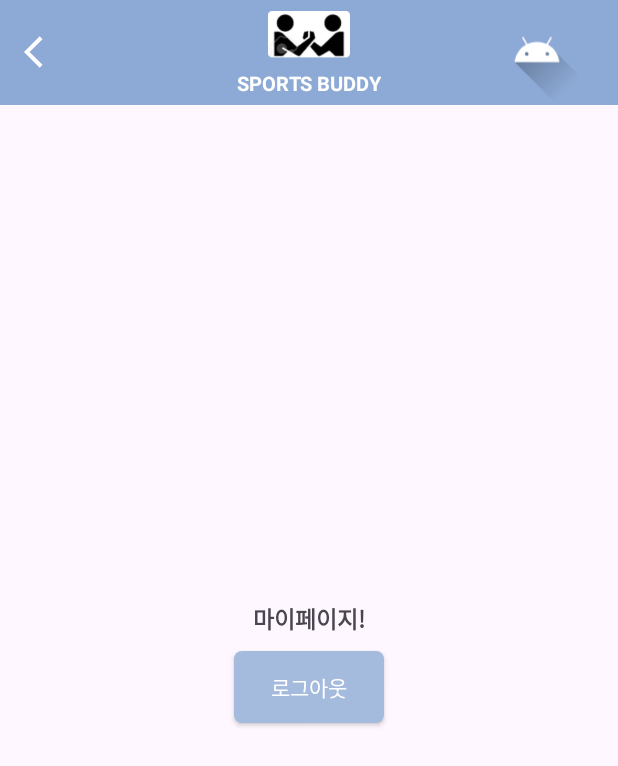
After one commit to t1nm1ksun/SportsBuddy, an Android app: the layout activity_mypage.xml on its own in the app's theme, with its tools: preview values and no code run, on a phone screen of 412 x 824 dp. The commit adds this screen. Shown: the top 766 px of the screen. Run offline under Robolectric (Android 15) with nearby library versions, the phone set to English and light mode, and no system bars.

Commit message:
프사누르면 마이페이지로 안가고 터짐

```diff
--- a/app/src/main/java/com/example/sportsbuddy/LoginActivity.kt
+++ b/app/src/main/java/com/example/sportsbuddy/LoginActivity.kt
@@ -40,7 +40,7 @@ class LoginActivity : AppCompatActivity() {
         login.setOnClickListener {
             val email = findViewById<EditText>(R.id.email)
             val password = findViewById<EditText>(R.id.password)
-            val intent = Intent(this, MainActivity::class.java)
+            val intent = Intent(this@LoginActivity, MainActivity::class.java)
             auth.signInWithEmailAndPassword(email.text.toString(), password.text.toString())
                 .addOnCompleteListener(this) { task ->
                     if (task.isSuccessful) {
--- a/app/src/main/java/com/example/sportsbuddy/MainActivity.kt
+++ b/app/src/main/java/com/example/sportsbuddy/MainActivity.kt
@@ -1,6 +1,8 @@
 package com.example.sportsbuddy
 
+import android.content.Intent
 import android.os.Bundle
+import android.widget.ImageView
 import androidx.appcompat.app.AppCompatActivity
 import com.google.android.material.bottomnavigation.BottomNavigationView
 
@@ -11,5 +13,12 @@ class MainActivity : AppCompatActivity() {
 
         val bottomNavigationView = findViewById<BottomNavigationView>(R.id.bottom_navigation)
         bottomNavigationView.setSelectedItemId(R.id.home) // 두 번째 아이템의 ID를 전달하여 선택되도록 설정
+
+        val profilePhoto = findViewById<ImageView>(R.id.profilePhoto)
+        profilePhoto.setOnClickListener {
+            // MypageActivity로 이동하는 코드
+            val intent = Intent(this, MypageActivity::class.java)
+            startActivity(intent)
+        }
     }
 }
--- /dev/null
+++ b/app/src/main/java/com/example/sportsbuddy/MypageActivity.kt
@@ -0,0 +1,33 @@
+package com.example.sportsbuddy
+
+import android.content.Intent
+import android.os.Bundle
+import android.widget.Button
+import android.widget.Toast
+import androidx.appcompat.app.AppCompatActivity
+import com.google.firebase.auth.FirebaseAuth
+
+class MypageActivity : AppCompatActivity() {
+
+    private lateinit var auth: FirebaseAuth
+
+    override fun onCreate(savedInstanceState: Bundle?) {
+        super.onCreate(savedInstanceState)
+        setContentView(R.layout.activity_mypage) //
+
+        auth = FirebaseAuth.getInstance() // Firebase 인증 객체 초기화
+
+        val logout = findViewById<Button>(R.id.logout)
+        logout.setOnClickListener {
+            auth.signOut()
+            Toast.makeText(this, "로그아웃 완료", Toast.LENGTH_SHORT).show()
+            goLoginpage()
+        }
+    }
+
+    private fun goLoginpage(){
+        val intent = Intent(this, LoginActivity::class.java)
+        startActivity(intent)
+        finish() // 현재 액티비티를 종료하고 로그인 액티비티로 이동
+    }
+}
--- a/app/src/main/res/layout/activity_login.xml
+++ b/app/src/main/res/layout/activity_login.xml
@@ -33,7 +33,7 @@
                 android:layout_gravity="center"
                 android:text="SPORTS BUDDY"
                 android:textColor="@android:color/white"
-                android:textSize="15dp"
+                android:textSize="13sp"
                 android:textStyle="bold"/>
 
         </LinearLayout>
@@ -92,7 +92,7 @@
             app:layout_constraintTop_toTopOf="@+id/email"
             tools:ignore="SpeakableTextPresentCheck" />
 
-        <Button
+        <androidx.appcompat.widget.AppCompatButton
             android:id="@+id/join"
             android:layout_width="wrap_content"
             android:layout_height="35dp"
--- a/app/src/main/res/layout/activity_main.xml
+++ b/app/src/main/res/layout/activity_main.xml
@@ -40,7 +40,7 @@
                 android:layout_gravity="center"
                 android:text="SPORTS BUDDY"
                 android:textColor="@android:color/white"
-                android:textSize="15dp"
+                android:textSize="13sp"
                 android:textStyle="bold"/>
 
         </LinearLayout>
@@ -48,6 +48,7 @@
 
 
         <ImageView
+            android:id="@+id/profilePhoto"
             android:layout_width="wrap_content"
             android:layout_height="wrap_content"
             android:layout_gravity="end"
@@ -404,4 +405,8 @@
         android:layout_gravity="bottom"
         />
 
+
+
+
+
 </androidx.constraintlayout.widget.ConstraintLayout>
--- /dev/null
+++ b/app/src/main/res/layout/activity_mypage.xml
@@ -0,0 +1,89 @@
+<?xml version="1.0" encoding="utf-8"?>
+<androidx.constraintlayout.widget.ConstraintLayout xmlns:android="http://schemas.android.com/apk/res/android"
+    xmlns:app="http://schemas.android.com/apk/res-auto"
+    xmlns:tools="http://schemas.android.com/tools"
+    android:layout_width="match_parent"
+    android:layout_height="match_parent"
+    tools:context=".MypageActivity">
+
+    <androidx.appcompat.widget.Toolbar
+        android:id="@+id/toolbar1"
+        android:layout_width="match_parent"
+        android:layout_height="70dp"
+        android:background="#8DAAD6"
+        tools:ignore="MissingConstraints">
+
+        <ImageView
+            android:id="@+id/backBtn"
+            android:layout_width="25dp"
+            android:layout_height="25dp"
+            android:layout_marginStart="15dp"
+            android:src="@drawable/baseline_arrow_back_ios_24" />
+
+        <LinearLayout
+            android:layout_width="wrap_content"
+            android:layout_height="match_parent"
+            android:orientation="vertical"
+            android:layout_gravity="center"
+            >
+            <ImageView
+                android:layout_margin="7dp"
+                android:layout_width="56dp"
+                android:layout_height="31dp"
+                android:layout_gravity="center"
+                android:src="@drawable/mainlogo"
+                />
+
+            <TextView
+                android:layout_width="wrap_content"
+                android:layout_height="wrap_content"
+                android:layout_gravity="center"
+                android:text="SPORTS BUDDY"
+                android:textColor="@android:color/white"
+                android:textSize="13sp"
+                android:textStyle="bold"/>
+
+        </LinearLayout>
+
+
+
+        <ImageView
+            android:layout_width="wrap_content"
+            android:layout_height="wrap_content"
+            android:layout_gravity="end"
+            android:src="@drawable/ic_launcher_foreground" />
+        <!--TODO: src 나중에 사용자 프로필 사진으로 바꾸기-->
+
+
+    </androidx.appcompat.widget.Toolbar>
+
+    <TextView
+        android:id="@+id/mainpage"
+        android:layout_width="wrap_content"
+        android:layout_height="wrap_content"
+        app:layout_constraintTop_toTopOf="parent"
+        app:layout_constraintBottom_toBottomOf="parent"
+        app:layout_constraintStart_toStartOf="parent"
+        app:layout_constraintEnd_toEndOf="parent"
+        android:text="마이페이지!"
+        android:textSize="15sp"
+        android:textStyle="bold"
+        />
+
+    <androidx.appcompat.widget.AppCompatButton
+        android:id="@+id/logout"
+        android:layout_width="wrap_content"
+        android:layout_height="48dp"
+        app:layout_constraintTop_toBottomOf="@id/mainpage"
+        app:layout_constraintStart_toStartOf="parent"
+        app:layout_constraintEnd_toEndOf="parent"
+        android:layout_marginTop="10dp"
+        android:textSize="14sp"
+        android:text="로그아웃"
+        android:paddingRight="10dp"
+        android:paddingLeft="10dp"
+        android:textColor="@color/white"
+        android:background="@drawable/baseline_bluesquare_24"
+        />
+
+</androidx.constraintlayout.widget.ConstraintLayout>
--- a/app/src/main/res/values/themes.xml
+++ b/app/src/main/res/values/themes.xml
@@ -1,6 +1,6 @@
 <resources xmlns:tools="http://schemas.android.com/tools">
     <!-- Base application theme. -->
-    <style name="Base.Theme.SportsBuddy" parent="Theme.AppCompat.DayNight.NoActionBar">
+    <style name="Base.Theme.SportsBuddy" parent="Theme.Material3.DayNight.NoActionBar">
         <!-- Customize your light theme here. -->
         <!-- <item name="colorPrimary">@color/my_light_primary</item> -->
     </style>
```
